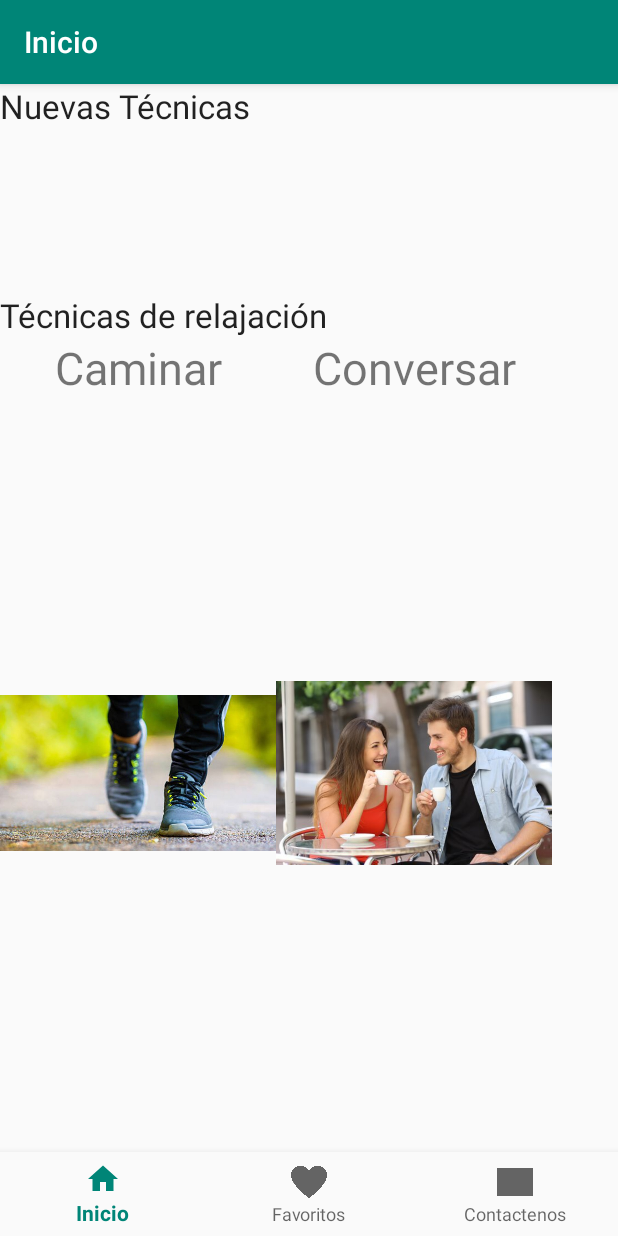
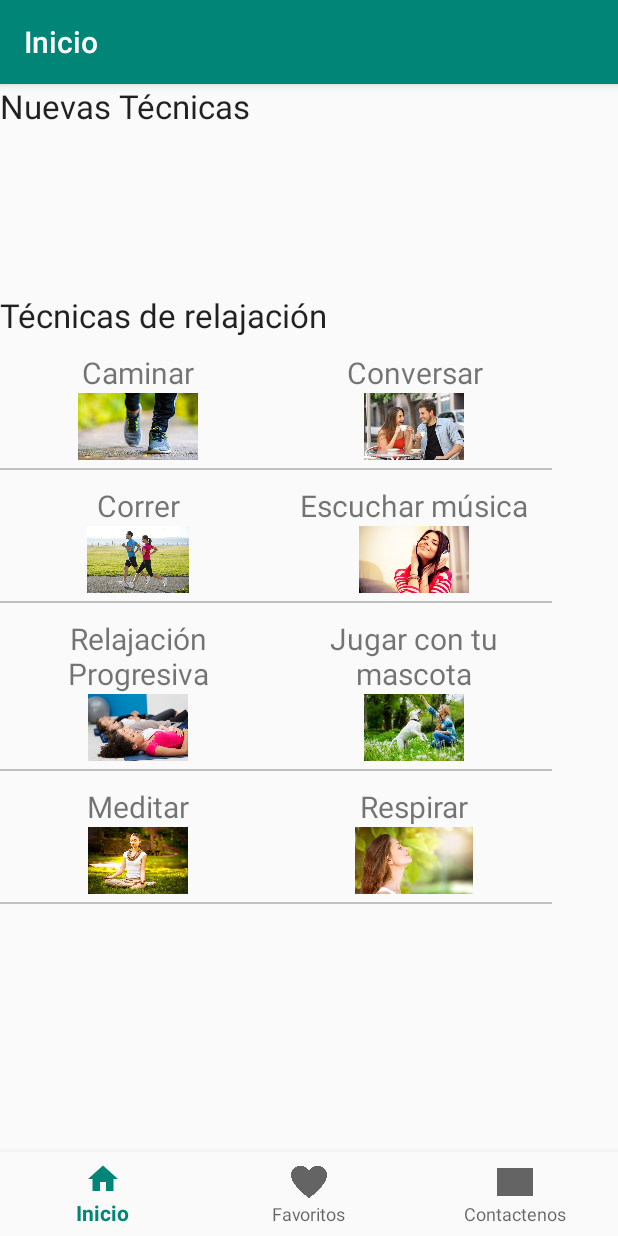
Before and after one commit to ajemmott/Relax, an Android app: the Fragmento_inicio screen opened directly, with no data from a screen before it, on a phone screen of 412 x 824 dp. Run offline under Robolectric (Android 15) with nearby library versions, the phone set to English and light mode, and no system bars.

Commit message:
Ahora el Recycler View es interactivo y se puede ver los videos de youtube al presionar un item de la lista

```diff
--- /dev/null
+++ b/YouTubeAndroidPlayerApi/build.gradle
@@ -0,0 +1,2 @@
+configurations.maybeCreate("default")
+artifacts.add("default", file('YouTubeAndroidPlayerApi.jar'))
--- a/app/build.gradle
+++ b/app/build.gradle
@@ -19,7 +19,7 @@ android {
 }
 
 dependencies {
-    implementation fileTree(dir: 'libs', include: ['*.jar'])
+    implementation fileTree(include: ['*.jar'], dir: 'libs')
     implementation 'com.android.support:appcompat-v7:28.0.0'
     implementation 'com.android.support:support-v4:28.0.0'
     implementation 'com.android.support:support-media-compat:28.0.0'
@@ -29,6 +29,8 @@ dependencies {
     androidTestImplementation 'com.android.support.test:runner:1.0.2'
     androidTestImplementation 'com.android.support.test.espresso:espresso-core:3.0.2'
     implementation 'com.google.firebase:firebase-core:16.0.1'
+    implementation project(':YouTubeAndroidPlayerApi')
+    implementation files('libs/YouTubeAndroidPlayerApi.jar')
 }
 
 apply plugin: 'com.google.gms.google-services'
--- a/app/src/main/AndroidManifest.xml
+++ b/app/src/main/AndroidManifest.xml
@@ -1,11 +1,15 @@
 <?xml version="1.0" encoding="utf-8"?>
 <manifest xmlns:android="http://schemas.android.com/apk/res/android"
     package="com.example.jmbwb.relax">
+
 
     <!-- To auto-complete the email text field in the login form with the user's emails -->
     <uses-permission android:name="android.permission.GET_ACCOUNTS" />
     <uses-permission android:name="android.permission.READ_PROFILE" />
     <uses-permission android:name="android.permission.READ_CONTACTS" />
+    <uses-permission android:name="android.permission.INTERNET" />
+    <uses-permission android:name="android.permission.ACCESS_WIFI_STATE" />
+    <uses-permission android:name="android.permission.ACCESS_NETWORK_STATE" />
 
     <application
         android:allowBackup="true"
--- a/app/src/main/java/com/example/jmbwb/relax/Fragmento_inicio.java
+++ b/app/src/main/java/com/example/jmbwb/relax/Fragmento_inicio.java
@@ -6,6 +6,7 @@ import android.support.annotation.NonNull;
 import android.support.annotation.Nullable;
 import android.support.v4.app.Fragment;
 import android.support.v7.widget.DefaultItemAnimator;
+import android.support.v7.widget.DividerItemDecoration;
 import android.support.v7.widget.GridLayoutManager;
 import android.support.v7.widget.LinearLayoutManager;
 import android.support.v7.widget.RecyclerView;
@@ -17,6 +18,8 @@ import android.widget.GridView;
 import android.widget.TextView;
 
 import com.example.jmbwb.relax.R;
+
+import java.util.ArrayList;
 
 public class Fragmento_inicio extends Fragment {
     View view;
@@ -32,27 +35,57 @@ public class Fragmento_inicio extends Fragment {
         rv_tecnicas.setLayoutManager(new LinearLayoutManager(getActivity()));
 
         //datos del recycler view
-        DatosTecnicas datos[] = {
-                new DatosTecnicas("Caminar", R.drawable.t_caminar),
-                new DatosTecnicas("Conversar", R.drawable.t_conversar),
-                new DatosTecnicas("Correr", R.drawable.t_correr),
-                new DatosTecnicas("Escuchar música", R.drawable.t_escucharmusica),
-                new DatosTecnicas("Relajación Progresiva", R.drawable.t_jacobson),
-                new DatosTecnicas("Jugar con tu mascota", R.drawable.t_jugarmascota),
-                new DatosTecnicas("Meditar", R.drawable.t_meditar),
-                new DatosTecnicas("Respirar", R.drawable.t_respirar),
-                new DatosTecnicas("Tomar Té", R.drawable.t_tomarte),
-                new DatosTecnicas("Yoga", R.drawable.t_yoga)
-        };
+        ArrayList<String> titulos = new ArrayList<>();
+        ArrayList<String> urls = new ArrayList<>();
+        ArrayList<String> descripcion = new ArrayList<>();
+        ArrayList<Integer> imagenes = new ArrayList<>();
+
+        titulos.add("Caminar"); titulos.add("Conversar"); titulos.add("Correr"); titulos.add("Escuchar música");
+        titulos.add("Relajación Progresiva"); titulos.add("Jugar con tu mascota"); titulos.add("Meditar");
+        titulos.add("Respirar"); titulos.add("Tomar té"); titulos.add("Yoga");
+
+        urls.add("9YfnG_UC5oU"); urls.add("FhMA9FKFwjc"); urls.add("zq0ua8CPMeo"); urls.add("4FvuEaByqLE");
+        urls.add("eu-2iWv_fCM"); urls.add("zkJGccBiCkg"); urls.add("a9fBwDihz5c");
+        urls.add("Df5cnoSVz-U"); urls.add("EnSash8H_Ac"); urls.add("1J8CRcoFekE");
+
+        descripcion.add("amina. No importa si es de camino a la oficina, de la estación de tren a casa, o simplemente mientras andas a la orilla del mar o entre los árboles.");
+        descripcion.add("");
+        descripcion.add("Al correr nuestro organismo continua experimentando beneficios una vez en reposo: se generan endorfinas que provocan sensaciones placenteras y de bienestar, minimizando estados de ansiedad y aumentando la relajación.");
+        descripcion.add("La música es una herramienta muy poderosa ya que tiene el poder de transmitir emociones, y está comprobado que la música que escuchamos afecta al ser humano de  diferentes formas y llega a modificar el estado de ánimo. ");
+        descripcion.add("Consiste en ir relajando los grupos musculares del cuerpo de manera progresiva, como si se tratase del recorrido de un pequeño tren imaginario. Es un ejercicio muy útil para reducir la ansiedad relacionada con procesos físicos como el deporte o el seguimiento de horarios estrictos.");
+        descripcion.add("El efecto calmante de una mascota también protege contra la soledad, depresión y ansiedad. Los psicoterapeutas reportan que muchos pacientes tensos y ansiosos se calman y relajan cuando se lleva un animal a la habitación en la que se encuentran.");
+        descripcion.add("Para esta técnica de relajación necesitarás sentarte en una silla cómoda y empezar a seguir los pasos descritos en el ejercicio de respiración con el diafragma. ");
+        descripcion.add("La respiración profunda ayuda a activar el sistema nervioso parasimpático, induciendo a la relajación. La técnica de respiración denominada 4, 7, 8 funciona como un tranquilizante natural para el sistema nervioso.");
+        descripcion.add("Existen algunas infusiones que nos ayudan a aliviar tensiones y nos pueden resultar de utilidad en estas situaciones.");
+        descripcion.add("El yoga ha demostrado ser particularmente beneficioso si se sufre de dolor de espalda, y también puede ser de gran beneficio para la salud mental.");
+
+        imagenes.add(R.drawable.t_caminar); imagenes.add(R.drawable.t_conversar); imagenes.add(R.drawable.t_correr); imagenes.add(R.drawable.t_escucharmusica);
+        imagenes.add(R.drawable.t_jacobson); imagenes.add(R.drawable.t_jugarmascota); imagenes.add(R.drawable.t_meditar);
+        imagenes.add(R.drawable.t_respirar); imagenes.add(R.drawable.t_tomarte); imagenes.add(R.drawable.t_yoga);
+        //DatosTecnicas datos[] = {
+         //       new DatosTecnicas("Caminar", "9YfnG_UC5oU", "Camina. No importa si es de camino a la oficina, del supermercado al colegio de los niños, de la estación de tren a casa, o simplemente mientras andas a la orilla del mar o entre los árboles.",R.drawable.t_caminar),
+         //       new DatosTecnicas("Conversar", "FhMA9FKFwjc", "", R.drawable.t_conversar),
+         //       new DatosTecnicas("Correr", "zq0ua8CPMeo", "Al correr nuestro organismo continua experimentando beneficios una vez en reposo: se generan endorfinas que son opiáceos endógenos que provocan sensaciones placenteras y de bienestar, minimizando estados de ansiedad y aumentando la relajación.", R.drawable.t_correr),
+         //       new DatosTecnicas("Escuchar música","4FvuEaByqLE", "La música es una herramienta muy poderosa ya que tiene el poder de transmitir emociones, y está comprobado que la música que escuchamos afecta al ser humano de  diferentes formas y llega a modificar el estado de ánimo. " ,R.drawable.t_escucharmusica),
+         //       new DatosTecnicas("Relajación Progresiva","eu-2iWv_fCM" ,"Consiste en ir relajando los grupos musculares del cuerpo de manera progresiva, como si se tratase del recorrido de un pequeño tren imaginario. Es un ejercicio muy útil para reducir la ansiedad relacionada con procesos físicos como el deporte o el seguimiento de horarios estrictos. Sin embargo, hacerlo te llevará más rato que el resto, por lo que deberías de asegurarte que dispones de un tiempo en el que nadie te va a molestar.",R.drawable.t_jacobson),
+          //      new DatosTecnicas("Jugar con tu mascota", "zkJGccBiCkg", "El efecto calmante de una mascota también protege contra la soledad, depresión y ansiedad. Los psicoterapeutas reportan que muchos pacientes tensos y ansiosos se calman y relajan cuando se lleva un animal a la habitación en la que se encuentran.", R.drawable.t_jugarmascota),
+         //       new DatosTecnicas("Meditar", "a9fBwDihz5c","Para esta técnica de relajación necesitarás sentarte en una silla cómoda y empezar a seguir los pasos descritos en el ejercicio de respiración con el diafragma. ",R.drawable.t_meditar),
+         //       new DatosTecnicas("Respirar", "Df5cnoSVz-U", "La respiración profunda ayuda a activar el sistema nervioso parasimpático, induciendo a la relajación. La técnica de respiración denominada 4, 7, 8 del Dr. Weil funciona como un tranquilizante natural para el sistema nervioso.", R.drawable.t_respirar),
+         //       new DatosTecnicas("Tomar Té", "EnSash8H_Ac", "Existen algunas infusiones que nos ayudan a aliviar tensiones y nos pueden resultar de utilidad en estas situaciones.", R.drawable.t_tomarte),
+         //       new DatosTecnicas("Yoga", "1J8CRcoFekE", "El yoga ha demostrado ser particularmente beneficioso si se sufre de dolor de espalda, y también puede ser de gran beneficio para la salud mental.", R.drawable.t_yoga)
+        //};
+
 
         //creando adaptador
-        RecyclerViewAdapter adapter = new RecyclerViewAdapter(datos);
+        RecyclerViewAdapter adapter = new RecyclerViewAdapter(titulos, urls, descripcion, imagenes);
         //asignandolo
         rv_tecnicas.setAdapter(adapter);
         //animador
         rv_tecnicas.setItemAnimator(new DefaultItemAnimator());
         //estableciendo como un grid de dos columnas
         rv_tecnicas.setLayoutManager(new GridLayoutManager(getActivity(), 2));
+        //para la linea que separa cada uno
+        rv_tecnicas.addItemDecoration(new DividerItemDecoration(rv_tecnicas.getContext(), DividerItemDecoration.VERTICAL));
         return view;
     }
 
--- a/app/src/main/java/com/example/jmbwb/relax/RecyclerViewAdapter.java
+++ b/app/src/main/java/com/example/jmbwb/relax/RecyclerViewAdapter.java
@@ -1,5 +1,7 @@
 package com.example.jmbwb.relax;
 
+import android.content.Context;
+import android.content.Intent;
 import android.support.annotation.NonNull;
 import android.support.v7.widget.RecyclerView;
 import android.view.LayoutInflater;
@@ -8,11 +10,20 @@ import android.view.ViewGroup;
 import android.widget.ImageView;
 import android.widget.TextView;
 
+import java.util.ArrayList;
+
 public class RecyclerViewAdapter extends RecyclerView.Adapter<RecyclerViewAdapter.ViewHolder> {
-    private DatosTecnicas[] datosTec;
+    //private DatosTecnicas[] datosTec;
+    private ArrayList<String> datosTitulo;
+    private ArrayList<String> datosURL;
+    private ArrayList<String> datosdescrip;
+    private ArrayList<Integer> datosimagen;
 
-    public RecyclerViewAdapter(DatosTecnicas[] datosTec){
-        this.datosTec=datosTec;
+    public RecyclerViewAdapter(ArrayList<String> datosTitulo, ArrayList<String> datosURL, ArrayList<String> datosdescrip, ArrayList<Integer> datosimagen){
+        this.datosTitulo = datosTitulo;
+        this.datosURL = datosURL;
+        this.datosdescrip = datosdescrip;
+        this.datosimagen = datosimagen;
     }
 
     //Creando nuevas vistas
@@ -25,14 +36,29 @@ public class RecyclerViewAdapter extends RecyclerView.Adapter<RecyclerViewAdapte
 
     //Metodo que reemplaza los contenidos de la vista
     @Override
-    public void onBindViewHolder(@NonNull RecyclerViewAdapter.ViewHolder viewHolder, int i) {
-        viewHolder.textview.setText(datosTec[i].getTitulo());
-        viewHolder.imageView.setImageResource(datosTec[i].getImagen());
+    public void onBindViewHolder(@NonNull RecyclerViewAdapter.ViewHolder viewHolder, final int i) {
+        //viewHolder.textview.setText(datosTec[i].getTitulo());
+        viewHolder.textview.setText(datosTitulo.get(i));
+        viewHolder.imageView.setImageResource(datosimagen.get(i));
+
+        //Para cuando se selecciona un item del recycler view
+        viewHolder.itemView.setOnClickListener(new View.OnClickListener() {
+            @Override
+            public void onClick(View view) {
+                //Abriendo la Actividad para ver la tecnica a detalle
+                Intent intent = new Intent(view.getContext(), MostrartecnicaActivity.class);
+                //pasando datos de la tecnica
+                intent.putExtra("url_video", datosURL.get(i));
+                intent.putExtra("descripcion", datosdescrip.get(i));
+                //iniciando actividad
+                view.getContext().startActivity(intent);
+            }
+        });
     }
 
     @Override
     public int getItemCount() {
-        return datosTec.length;
+        return datosTitulo.size();
     }
 
     //clase encargada de tener las referencias de cada item del RecyclerView
@@ -45,5 +71,7 @@ public class RecyclerViewAdapter extends RecyclerView.Adapter<RecyclerViewAdapte
             textview = itemView.findViewById(R.id.textview);
             imageView = itemView.findViewById(R.id.imageView);
         }
+
+
     }
 }
--- a/app/src/main/res/layout/recyclerview_cuadritos.xml
+++ b/app/src/main/res/layout/recyclerview_cuadritos.xml
@@ -6,21 +6,21 @@
     android:layout_height="match_parent"
     android:orientation="vertical">
 
-
     <TextView
         android:id="@+id/textview"
         android:layout_width="match_parent"
         android:layout_height="wrap_content"
         android:gravity="center_horizontal"
+        android:paddingTop="10dp"
         android:text="TextView"
-        android:textSize="30sp" />
+        android:textSize="20sp" />
 
     <ImageView
         android:id="@+id/imageView"
-        android:layout_width="match_parent"
-        android:layout_height="500dp"
+        android:layout_width="404dp"
+        android:layout_height="50dp"
         android:layout_gravity="center_horizontal"
-        android:layout_weight="1"
+        android:paddingBottom="5dp"
         app:srcCompat="@drawable/page" />
 
 </LinearLayout>
--- a/settings.gradle
+++ b/settings.gradle
@@ -1 +1 @@
-include ':app'
+include ':app', ':YouTubeAndroidPlayerApi'
```
Also changed, not shown: app/src/main/java/com/example/jmbwb/relax/DatosTecnicas.java (+19 -1 lines), app/src/main/java/com/example/jmbwb/relax/MostrartecnicaActivity.java (added, +54 -0 lines), app/src/main/java/com/example/jmbwb/relax/YoutubeConfig.java (added, +18 -0 lines), app/src/main/res/layout/activity_mostrartecnica.xml (added, +32 -0 lines), 1 other file.
